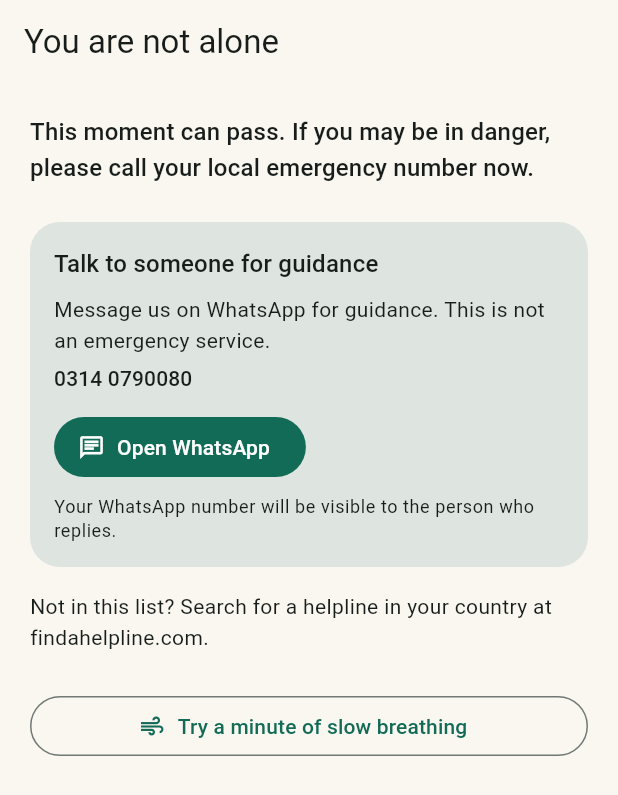
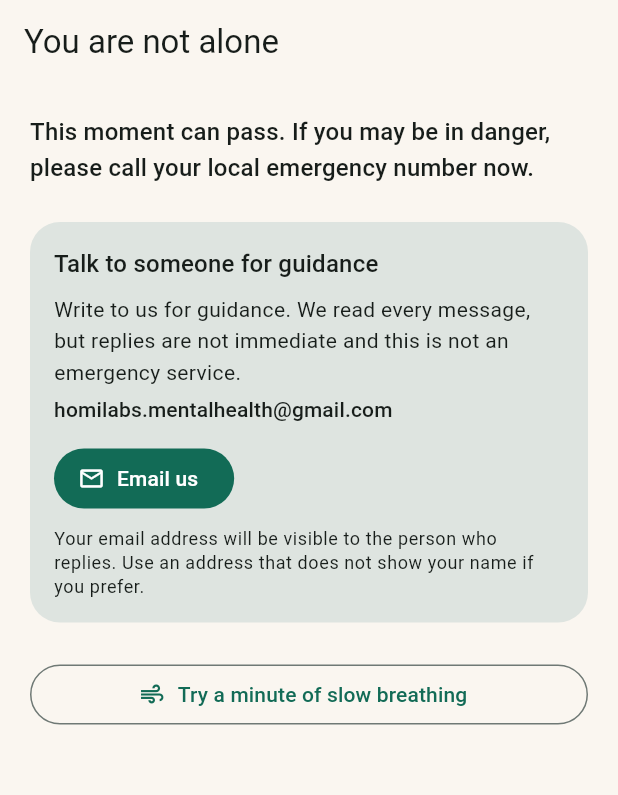
Before and after one commit to AwaizFatima08/umeed, a Flutter app: the CrisisScreen screen opened by its route, on a phone screen of 412 x 824 dp. Shown: the top 795 px of the screen. Run offline on Flutter 3.47's test engine with Material 3 defaults, Android fonts, the phone set to English and light mode, and no system bars; our stand-ins replace flutter_riverpod, go_router, shared_preferences; accounts and stored records are empty.

Commit message:
Replace WhatsApp guidance with HomiLabs email; drop helpline pointers for V1
- Help-now card and "talk soon" result now offer the HomiLabs support email only
- Removed WhatsApp, findahelpline.com line; Facebook/YouTube not linked in V1
- Design doc records the decision: no helpline directory in V1
- Ignore releases/ (built packages)

Co-Authored-By: Claude Sonnet 5.5 <noreply@anthropic.com>

```diff
--- a/lib/features/crisis/contacts.dart
+++ b/lib/features/crisis/contacts.dart
@@ -1,6 +1,4 @@
-/// WhatsApp guidance contact (not an emergency service).
-/// Number supplied by the clinical lead; stored in international form for wa.me.
-const guidanceWhatsAppDisplay = '0314 0790080';
-const guidanceWhatsAppInternational = '923140790080';
+/// HomiLabs support email. Not an emergency service.
+const supportEmail = 'homilabs.mentalhealth@gmail.com';
 
-Uri guidanceWhatsAppUri() => Uri.https('wa.me', '/$guidanceWhatsAppInternational');
+Uri supportEmailUri() => Uri(scheme: 'mailto', path: supportEmail);
--- a/lib/features/crisis/crisis_screen.dart
+++ b/lib/features/crisis/crisis_screen.dart
@@ -4,7 +4,7 @@ import 'package:go_router/go_router.dart';
 import '../../app/theme.dart';
 import '../../l10n/app_localizations.dart';
 import 'contacts.dart';
-import 'open_whatsapp.dart';
+import 'open_link.dart';
 
 class CrisisScreen extends StatelessWidget {
   const CrisisScreen({super.key});
@@ -33,15 +33,15 @@ class CrisisScreen extends StatelessWidget {
                   Text(l.guidanceBody, style: contentStyle(context, text.bodyMedium)),
                   const SizedBox(height: 4),
                   Text(
-                    guidanceWhatsAppDisplay,
+                    supportEmail,
                     textDirection: TextDirection.ltr,
                     style: text.titleSmall,
                   ),
                   const SizedBox(height: 12),
                   FilledButton.icon(
-                    onPressed: () => openGuidanceWhatsApp(context),
-                    icon: const Icon(Icons.chat_outlined, size: 18),
-                    label: Text(l.openWhatsApp),
+                    onPressed: () => openLink(context, supportEmailUri()),
+                    icon: const Icon(Icons.mail_outline, size: 18),
+                    label: Text(l.emailUs),
                   ),
                   const SizedBox(height: 8),
                   Text(l.guidancePrivacy, style: text.bodySmall),
@@ -49,8 +49,6 @@ class CrisisScreen extends StatelessWidget {
               ),
             ),
           ),
-          const SizedBox(height: 16),
-          Text(l.findHelpline, style: contentStyle(context, text.bodyMedium)),
           const SizedBox(height: 24),
           OutlinedButton.icon(
             onPressed: () => context.push('/breathing/slow'),
--- a/lib/l10n/app_en.arb
+++ b/lib/l10n/app_en.arb
@@ -49,7 +49,6 @@
   "writeAnother": "Write again",
   "crisisTitle": "You are not alone",
   "crisisBody": "This moment can pass. If you may be in danger, please call your local emergency number now.",
-  "findHelpline": "Not in this list? Search for a helpline in your country at findahelpline.com.",
   "groundingCta": "Try a minute of slow breathing",
   "meTitle": "Me",
   "language": "Language",
@@ -59,10 +58,10 @@
   "aboutBody": "Umeed is a private companion for stress, worry and low mood. Everything stays on this phone.",
   "debugBuild": "Debug build. Not for release.",
   "guidanceTitle": "Talk to someone for guidance",
-  "guidanceBody": "Message us on WhatsApp for guidance. This is not an emergency service.",
-  "guidancePrivacy": "Your WhatsApp number will be visible to the person who replies.",
-  "openWhatsApp": "Open WhatsApp",
-  "whatsappFailed": "Could not open WhatsApp.",
+  "guidanceBody": "Write to us for guidance. We read every message, but replies are not immediate and this is not an emergency service.",
+  "guidancePrivacy": "Your email address will be visible to the person who replies. Use an address that does not show your name if you prefer.",
+  "emailUs": "Email us",
+  "linkFailed": "Could not open this link.",
   "breathingPatterns": "Breathing patterns",
   "exercisesTitle": "Exercises",
   "breathHint": "If you feel dizzy, stop and breathe normally.",
@@ -172,7 +171,7 @@
   "distressAreaWorry": "Worry and nervousness have been hard to switch off.",
   "distressAreaMood": "Low mood or loss of interest has been weighing on you.",
   "distressUrgentCta": "Get support now",
-  "distressTalkCta": "Message on WhatsApp",
+  "distressTalkCta": "Email us for guidance",
   "distressTryCta": "Try a calming exercise",
   "distressRetake": "Take it again",
   "distressDraft": "DEBUG: wording and cut-offs pending clinical review. Urdu wording not yet validated.",
--- a/lib/l10n/app_localizations.dart
+++ b/lib/l10n/app_localizations.dart
@@ -350,12 +350,6 @@ abstract class AppLocalizations {
   /// **'This moment can pass. If you may be in danger, please call your local emergency number now.'**
   String get crisisBody;
 
-  /// No description provided for @findHelpline.
-  ///
-  /// In en, this message translates to:
-  /// **'Not in this list? Search for a helpline in your country at findahelpline.com.'**
-  String get findHelpline;
-
   /// No description provided for @groundingCta.
   ///
   /// In en, this message translates to:
@@ -413,26 +407,26 @@ abstract class AppLocalizations {
   /// No description provided for @guidanceBody.
   ///
   /// In en, this message translates to:
-  /// **'Message us on WhatsApp for guidance. This is not an emergency service.'**
+  /// **'Write to us for guidance. We read every message, but replies are not immediate and this is not an emergency service.'**
   String get guidanceBody;
 
   /// No description provided for @guidancePrivacy.
   ///
   /// In en, this message translates to:
-  /// **'Your WhatsApp number will be visible to the person who replies.'**
+  /// **'Your email address will be visible to the person who replies. Use an address that does not show your name if you prefer.'**
   String get guidancePrivacy;
 
-  /// No description provided for @openWhatsApp.
+  /// No description provided for @emailUs.
   ///
   /// In en, this message translates to:
-  /// **'Open WhatsApp'**
-  String get openWhatsApp;
+  /// **'Email us'**
+  String get emailUs;
 
-  /// No description provided for @whatsappFailed.
+  /// No description provided for @linkFailed.
   ///
   /// In en, this message translates to:
-  /// **'Could not open WhatsApp.'**
-  String get whatsappFailed;
+  /// **'Could not open this link.'**
+  String get linkFailed;
 
   /// No description provided for @breathingPatterns.
   ///
@@ -1049,7 +1043,7 @@ abstract class AppLocalizations {
   /// No description provided for @distressTalkCta.
   ///
   /// In en, this message translates to:
-  /// **'Message on WhatsApp'**
+  /// **'Email us for guidance'**
   String get distressTalkCta;
 
   /// No description provided for @distressTryCta.
--- a/lib/l10n/app_localizations_en.dart
+++ b/lib/l10n/app_localizations_en.dart
@@ -141,10 +141,6 @@ class AppLocalizationsEn extends AppLocalizations {
       'This moment can pass. If you may be in danger, please call your local emergency number now.';
 
   @override
-  String get findHelpline =>
-      'Not in this list? Search for a helpline in your country at findahelpline.com.';
-
-  @override
   String get groundingCta => 'Try a minute of slow breathing';
 
   @override
@@ -174,17 +170,17 @@ class AppLocalizationsEn extends AppLocalizations {
 
   @override
   String get guidanceBody =>
-      'Message us on WhatsApp for guidance. This is not an emergency service.';
+      'Write to us for guidance. We read every message, but replies are not immediate and this is not an emergency service.';
 
   @override
   String get guidancePrivacy =>
-      'Your WhatsApp number will be visible to the person who replies.';
+      'Your email address will be visible to the person who replies. Use an address that does not show your name if you prefer.';
 
   @override
-  String get openWhatsApp => 'Open WhatsApp';
+  String get emailUs => 'Email us';
 
   @override
-  String get whatsappFailed => 'Could not open WhatsApp.';
+  String get linkFailed => 'Could not open this link.';
 
   @override
   String get breathingPatterns => 'Breathing patterns';
@@ -526,7 +522,7 @@ class AppLocalizationsEn extends AppLocalizations {
   String get distressUrgentCta => 'Get support now';
 
   @override
-  String get distressTalkCta => 'Message on WhatsApp';
+  String get distressTalkCta => 'Email us for guidance';
 
   @override
   String get distressTryCta => 'Try a calming exercise';
```
Also changed, not shown: lib/features/crisis/open_link.dart (renamed from lib/features/crisis/open_whatsapp.dart, +3 -4 lines), lib/features/distress/distress_screen.dart (+4 -3 lines), lib/l10n/app_localizations_ur.dart (+5 -9 lines), lib/l10n/app_ur.arb (+5 -6 lines), 4 other files.
